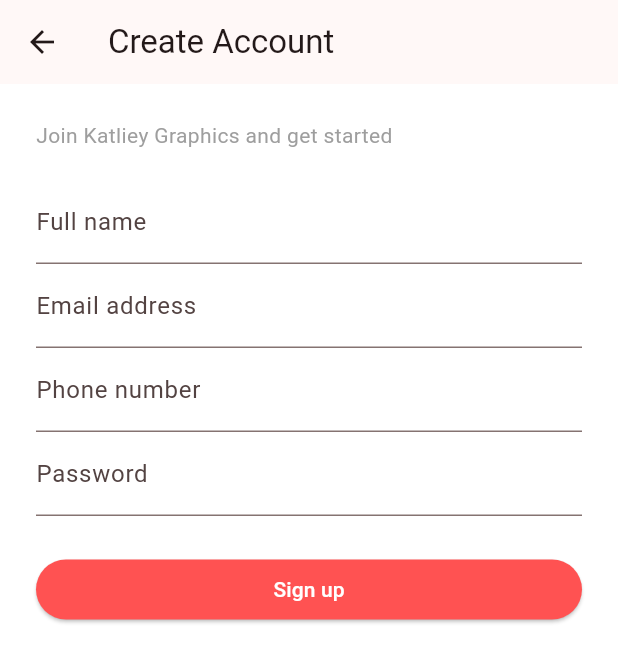
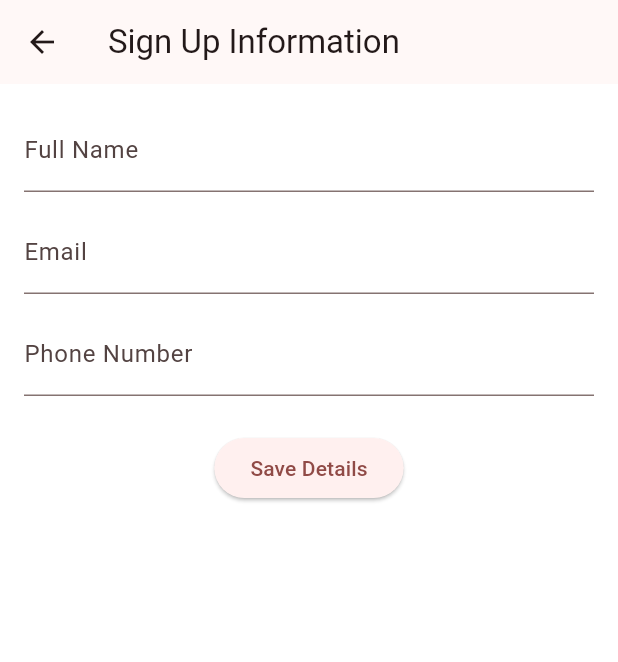
Before and after one commit to mahlatse211/Order-Management-System, a Flutter app: the LoginScreen screen opened directly, after a tap on "Don't have an account? Sign up", on a phone screen of 412 x 824 dp. Shown: the top 662 px of the screen. Run offline on Flutter 3.47's test engine with Material 3 defaults, Android fonts, the phone set to English and light mode, and no system bars; our stand-ins replace supabase_flutter; accounts and stored records are empty.

Commit message:
supabase errors

```diff
--- a/kgs/lib/main.dart
+++ b/kgs/lib/main.dart
@@ -46,7 +46,7 @@
   try {
     await Supabase.initialize(
       url: 'https://wypidtddvljsxldhbhab.supabase.co',
-      publishableKey: 'sb_publishable_xojKIstUVBMiXlqeGCw6Mg_3wUI4oNpY',
+      publishableKey: 'sb_publishable_xojKIstUVBMiXlqeGCw6Mg_3wUI4oNp'
     );
 
     runApp(const KatliApp());
--- a/kgs/lib/screens/login.dart
+++ b/kgs/lib/screens/login.dart
@@ -303,7 +303,7 @@
                               context,
                               MaterialPageRoute(
                                 builder: (context) =>
-                                    const SignupScreen(),
+                                    const RegistrationScreen()
                               ),
                             );
                           },
--- a/kgs/lib/screens/signup.dart
+++ b/kgs/lib/screens/signup.dart
@@ -1,94 +1,202 @@
+// import 'package:flutter/material.dart';
+// import 'package:kgs/screens/login.dart';
+// import 'package:supabase_flutter/supabase_flutter.dart';
+// // Import your home screen file
+
+// class SignupScreen extends StatefulWidget {
+//   const SignupScreen({super.key});
+
+//   @override
+//   State<SignupScreen> createState() => _SignupScreenState();
+// }
+
+// class _SignupScreenState extends State<SignupScreen> {
+//   final _nameController = TextEditingController();
+//   final _emailController = TextEditingController();
+//   final _phoneController = TextEditingController();
+//   final _passwordController = TextEditingController();
+//   bool _isLoading = false;
+
+//   Future<void> _signUp() async {
+//     setState(() => _isLoading = true);
+//     try {
+//       final response = await Supabase.instance.client.auth.signUp(
+//         email: _emailController.text.trim(),
+//         password: _passwordController.text.trim(),
+//       );
+
+//       final userId = response.user?.id;
+//       if (userId != null) {
+//         await Supabase.instance.client.from('profiles').insert({
+//           'id': userId,
+//           'full_name': _nameController.text.trim(),
+//           'phone_number': _phoneController.text.trim(),
+//           'email': _emailController.text.trim(),
+//         });
+//       }
+
+//       if (!mounted) return;
+//       Navigator.pushReplacement(
+//         context,
+//         MaterialPageRoute(builder: (context) => const LoginScreen()),
+//       );
+//     } catch (e) {
+//       ScaffoldMessenger.of(context).showSnackBar(
+//         SnackBar(content: Text('Error: $e')),
+//       );
+//     } finally {
+//       if (mounted) setState(() => _isLoading = false);
+//     }
+//   }
+
+//   @override
+//   Widget build(BuildContext context) {
+//     return Scaffold(
+//       appBar: AppBar(title: const Text('Create Account')),
+//       body: Padding(
+//         padding: const EdgeInsets.all(24.0),
+//         child: ListView(
+//           children: [
+//             const Text(
+//               'Join Katliey Graphics and get started',
+//               style: TextStyle(color: Colors.grey),
+//             ),
+//             const SizedBox(height: 20),
+//             TextField(
+//               controller: _nameController,
+//               decoration: const InputDecoration(labelText: 'Full name'),
+//             ),
+//             TextField(
+//               controller: _emailController,
+//               decoration: const InputDecoration(labelText: 'Email address'),
+//             ),
+//             TextField(
+//               controller: _phoneController,
+//               decoration: const InputDecoration(labelText: 'Phone number'),
+//             ),
+//             TextField(
+//               controller: _passwordController,
+//               obscureText: true,
+//               decoration: const InputDecoration(labelText: 'Password'),
+//             ),
+//             const SizedBox(height: 25),
+//             ElevatedButton(
+//               style: ElevatedButton.styleFrom(
+//                 backgroundColor: Colors.redAccent,
+//               ),
+//               onPressed: _isLoading ? null : _signUp,
+//               child: _isLoading
+//                   ? const CircularProgressIndicator(color: Colors.white)
+//                   : const Text('Sign up', style: TextStyle(color: Colors.white)),
+//             ),
+//           ],
+//         ),
+//       ),
+//     );
+//   }
+// }
+//nUMBER 2 OVERVIEW
 import 'package:flutter/material.dart';
-import 'package:kgs/screens/login.dart';
 import 'package:supabase_flutter/supabase_flutter.dart';
-// Import your home screen file
 
-class SignupScreen extends StatefulWidget {
-  const SignupScreen({super.key});
+class RegistrationScreen extends StatefulWidget {
+  const RegistrationScreen({super.key});
 
   @override
-  State<SignupScreen> createState() => _SignupScreenState();
+  State<RegistrationScreen> createState() => _RegistrationScreenState();
 }
 
-class _SignupScreenState extends State<SignupScreen> {
+class _RegistrationScreenState extends State<RegistrationScreen> {
+  // 1. Define controllers for your text fields
   final _nameController = TextEditingController();
   final _emailController = TextEditingController();
   final _phoneController = TextEditingController();
   final _passwordController = TextEditingController();
+
   bool _isLoading = false;
 
-  Future<void> _signUp() async {
-    setState(() => _isLoading = true);
+  // 2. Function to save details to a specific Supabase table
+  Future<void> _saveDetails() async {
+    setState(() {
+      _isLoading = true;
+    });
+
     try {
-      final response = await Supabase.instance.client.auth.signUp(
-        email: _emailController.text.trim(),
-        password: _passwordController.text.trim(),
-      );
+      final String name = _nameController.text.trim();
+      final String email = _emailController.text.trim();
+      final String phone = _phoneController.text.trim();
+      // final String password = _passwordController.text.trim();
 
-      final userId = response.user?.id;
-      if (userId != null) {
-        await Supabase.instance.client.from('profiles').insert({
-          'id': userId,
-          'full_name': _nameController.text.trim(),
-          'phone_number': _phoneController.text.trim(),
-          'email': _emailController.text.trim(),
+
+      // 3. Insert data into a specific table (e.g., named 'user_details')
+      await Supabase.instance.client.from('profiles').insert({
+        'full_name':name,
+        'email': email,
+        'phone_number':phone,
+        // 'password': password,
+      });
+
+      if (mounted) {
+        ScaffoldMessenger.of(context).showSnackBar(
+          const SnackBar(content: Text('Details saved successfully to Supabase!')),
+        );
+      }
+    } catch (error) {
+      if (mounted) {
+        ScaffoldMessenger.of(context).showSnackBar(
+          SnackBar(content: Text('Error saving details: $error')),
+        );
+      }
+    } finally {
+      if (mounted) {
+        setState(() {
+          _isLoading = false;
         });
       }
+    }
+  }
 
-      if (!mounted) return;
-      Navigator.pushReplacement(
-        context,
-        MaterialPageRoute(builder: (context) => const LoginScreen()),
-      );
-    } catch (e) {
-      ScaffoldMessenger.of(context).showSnackBar(
-        SnackBar(content: Text('Error: $e')),
-      );
-    } finally {
-      if (mounted) setState(() => _isLoading = false);
-    }
+  @override
+  void dispose() {
+    // Clean up controllers when the widget is disposed
+    _nameController.dispose();
+    _emailController.dispose();
+    _phoneController.dispose();
+    _passwordController.dispose();
+    super.dispose();
   }
 
   @override
   Widget build(BuildContext context) {
     return Scaffold(
-      appBar: AppBar(title: const Text('Create Account')),
+      appBar: AppBar(title: const Text('Sign Up Information')),
       body: Padding(
-        padding: const EdgeInsets.all(24.0),
-        child: ListView(
+        padding: const EdgeInsets.all(16.0),
+        child: Column(
           children: [
-            const Text(
-              'Join Katliey Graphics and get started',
-              style: TextStyle(color: Colors.grey),
-            ),
-            const SizedBox(height: 20),
             TextField(
               controller: _nameController,
-              decoration: const InputDecoration(labelText: 'Full name'),
+              decoration: const InputDecoration(labelText: 'Full Name'),
             ),
+            const SizedBox(height: 12),
             TextField(
               controller: _emailController,
-              decoration: const InputDecoration(labelText: 'Email address'),
+              decoration: const InputDecoration(labelText: 'Email'),
+              keyboardType: TextInputType.emailAddress,
             ),
+            const SizedBox(height: 12),
             TextField(
               controller: _phoneController,
-              decoration: const InputDecoration(labelText: 'Phone number'),
+              decoration: const InputDecoration(labelText: 'Phone Number'),
+              keyboardType: TextInputType.phone,
             ),
-            TextField(
-              controller: _passwordController,
-              obscureText: true,
-              decoration: const InputDecoration(labelText: 'Password'),
-            ),
-            const SizedBox(height: 25),
-            ElevatedButton(
-              style: ElevatedButton.styleFrom(
-                backgroundColor: Colors.redAccent,
-              ),
-              onPressed: _isLoading ? null : _signUp,
-              child: _isLoading
-                  ? const CircularProgressIndicator(color: Colors.white)
-                  : const Text('Sign up', style: TextStyle(color: Colors.white)),
-            ),
+            const SizedBox(height: 24),
+            _isLoading
+                ? const CircularProgressIndicator()
+                : ElevatedButton(
+                    onPressed: _saveDetails,
+                    child: const Text('Save Details'),
+                  ),
           ],
         ),
       ),
```
Also changed, not shown: kgs/analysis_options.yaml (+9 -0 lines), kgs/pubspec.lock.
